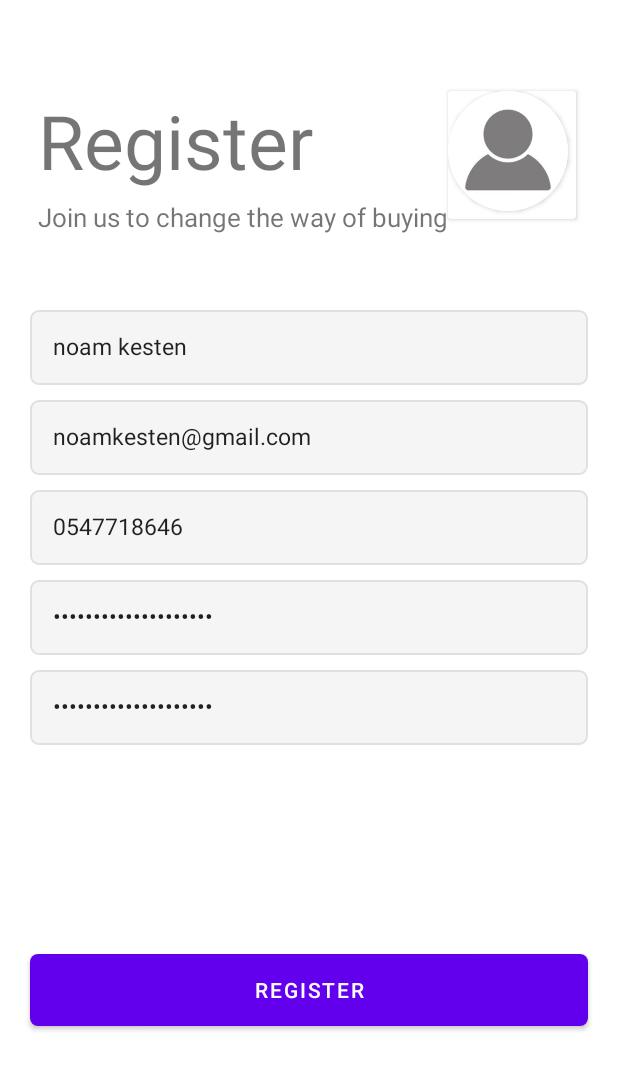
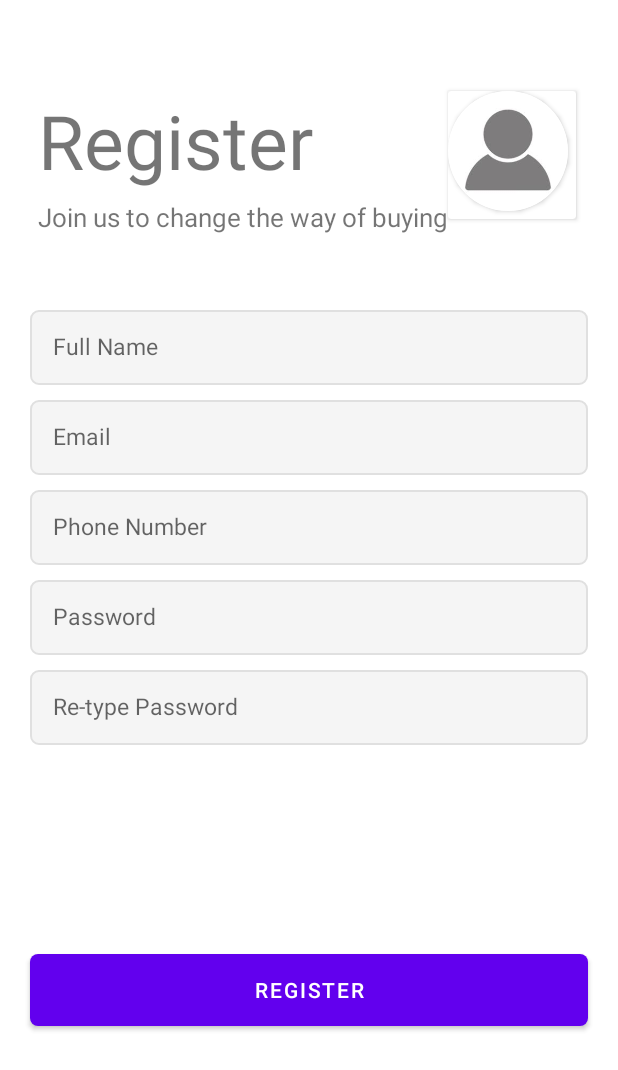
Before and after one commit to kestennoam/Hackaton-Huji-2022, an Android app: the screen it shows after launch (SignUpActivity), on a phone screen of 412 x 824 dp. Shown: the top 1070 px of the screen. Run offline under Robolectric (Android 15) with nearby library versions, the light colour scheme and no system bars; our stand-ins replace Firebase (no records; nobody signed in at launch, a user with empty details on screens opened directly).

Commit message:
done before demo

```diff
--- a/app/src/main/AndroidManifest.xml
+++ b/app/src/main/AndroidManifest.xml
@@ -2,6 +2,11 @@
 <manifest xmlns:android="http://schemas.android.com/apk/res/android"
     xmlns:tools="http://schemas.android.com/tools"
     package="com.example.hujihackaton47">
+
+    <uses-permission android:name="android.permission.INTERNET" />
+    <uses-permission android:name="android.permission.READ_EXTERNAL_STORAGE" />
+    <uses-permission android:name="android.permission.WRITE_EXTERNAL_STORAGE" />
+
 
     <application
         android:allowBackup="true"
--- a/app/src/main/java/com/example/hujihackaton47/MainActivity.java
+++ b/app/src/main/java/com/example/hujihackaton47/MainActivity.java
@@ -2,6 +2,7 @@ package com.example.hujihackaton47;
 
 import android.app.Activity;
 import android.content.Intent;
+import android.net.Uri;
 import android.os.Build;
 import android.os.Bundle;
 
@@ -72,7 +73,7 @@ public class MainActivity extends AppCompatActivity {
         adapter = new ResultItemAdapter(item -> {
             Log.d("Adapter,", item.toString() + "\n\n\n" + user.toString());
             Intent intent = new Intent(MainActivity.this, OrderItemActivity.class);
-            intent.setAction(Intent.ACTION_GET_CONTENT);
+
             intent.putExtra("user", user);
             intent.putExtra("item", item);
             startActivity(intent);
--- a/app/src/main/java/com/example/hujihackaton47/OrderItemActivity.java
+++ b/app/src/main/java/com/example/hujihackaton47/OrderItemActivity.java
@@ -70,7 +70,7 @@ public class OrderItemActivity extends AppCompatActivity {
 //        itemPictureUri = Uri.parse(item.getImage().toString());
 //        Picasso.get().load(itemPictureUri).into(image);
 
-//        image.setImageURI(Uri.parse(item.getImage()));
+//        image.setImageURI(getIntent().getData());
 
         // set logic components
         db = Database.getInstance();
--- /dev/null
+++ b/app/src/main/java/com/example/hujihackaton47/interfaces/IOnSuccessLoadingImage.java
@@ -0,0 +1,9 @@
+package com.example.hujihackaton47.interfaces;
+
+import android.net.Uri;
+
+
+@FunctionalInterface
+public interface IOnSuccessLoadingImage {
+    public void onSuccess(Uri uri);
+}
--- a/app/src/main/res/layout/activity_sign_up.xml
+++ b/app/src/main/res/layout/activity_sign_up.xml
@@ -74,7 +74,6 @@
         android:layout_marginBottom="10dp"
         android:background="@drawable/et_custom"
         android:hint="Full Name"
-        android:text="noam kesten"
         android:inputType="textPersonName"
         android:padding="15dp"
         android:textSize="15sp" />
@@ -88,7 +87,6 @@
         android:layout_marginBottom="10dp"
         android:background="@drawable/et_custom"
         android:hint="Email"
-        android:text="noamkesten@gmail.com"
         android:inputType="textEmailAddress"
         android:padding="15dp"
         android:textSize="15sp" />
@@ -97,7 +95,6 @@
         android:id="@+id/et_phone_number"
         android:layout_width="match_parent"
         android:layout_height="50dp"
-        android:text="0547718646"
         android:layout_marginLeft="20dp"
         android:layout_marginRight="20dp"
         android:layout_marginBottom="10dp"
@@ -110,7 +107,6 @@
     <EditText
         android:id="@+id/et_password"
         android:layout_width="match_parent"
-        android:text="noamkesten@gmail.com"
         android:layout_height="50dp"
         android:layout_marginLeft="20dp"
         android:layout_marginRight="20dp"
@@ -124,7 +120,6 @@
     <EditText
         android:id="@+id/et_repassword"
         android:layout_width="match_parent"
-        android:text="noamkesten@gmail.com"
         android:layout_height="50dp"
         android:layout_marginLeft="20dp"
         android:layout_marginRight="20dp"
```
Also changed, not shown: app/src/main/java/com/example/hujihackaton47/db/Database.java (+53 -0 lines).
